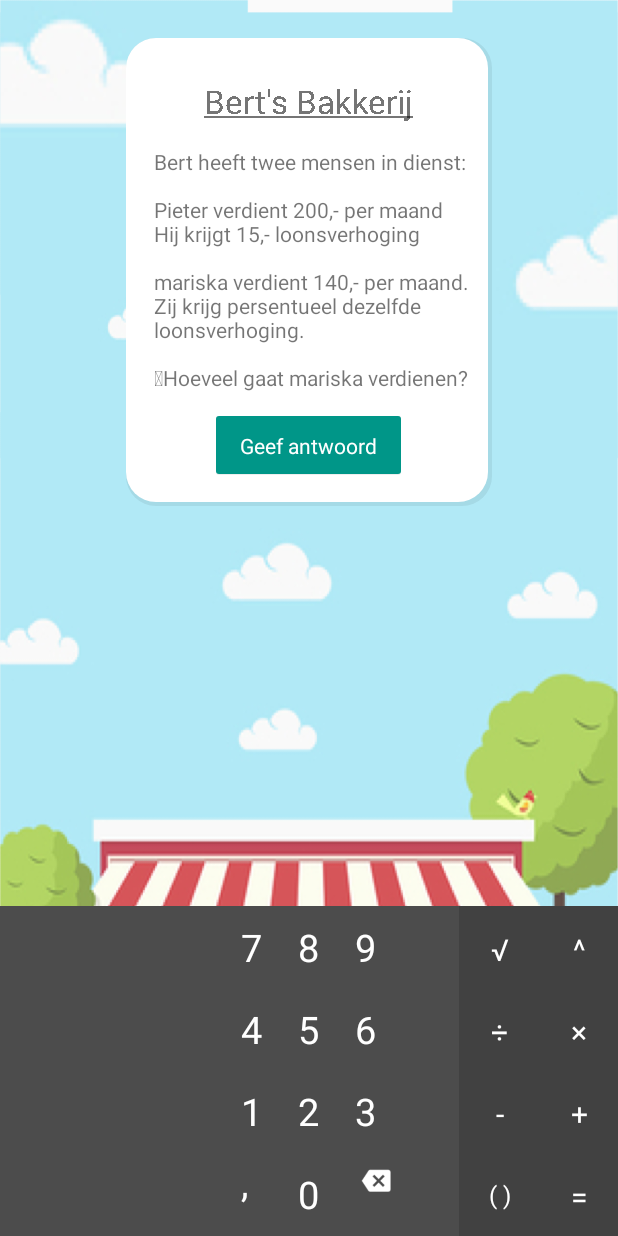
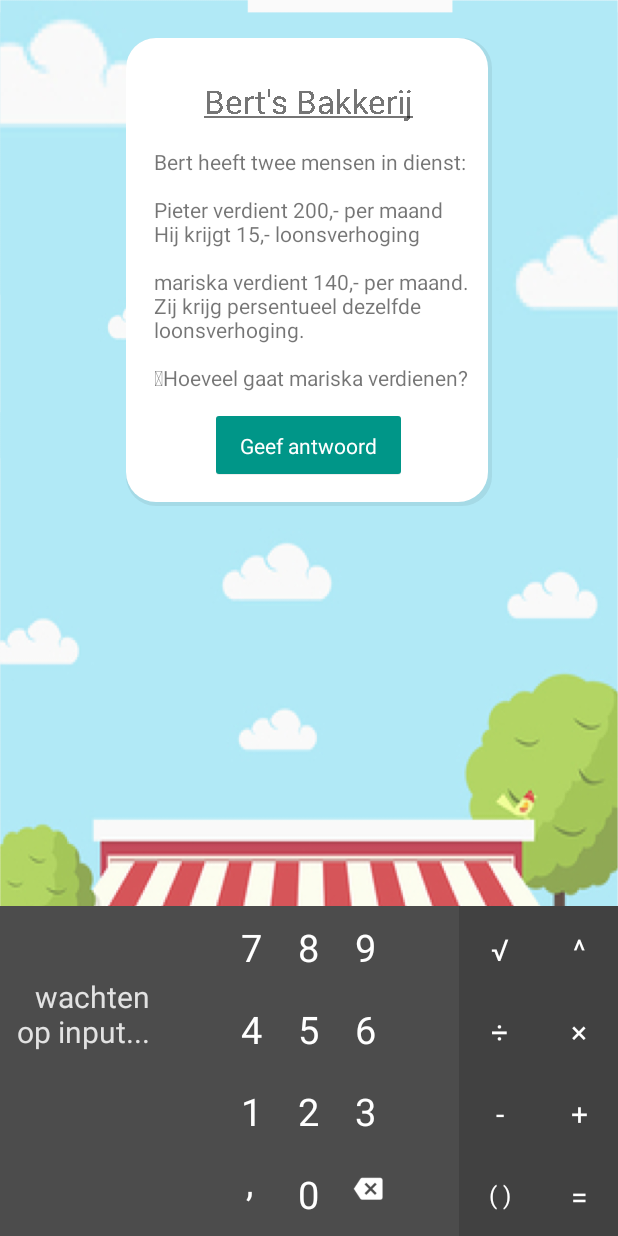
Before and after one commit to ae6680/android, an Android app: the screen it shows after launch (QuestionActivity), on a phone screen of 412 x 824 dp. Run offline under Robolectric (Android 15) with nearby library versions, the phone set to English and light mode, and no system bars; our stand-ins replace ButterKnife; 4 statements that could not run were skipped.

Commit message:
Implement calculating functionality

```diff
--- a/app/build.gradle
+++ b/app/build.gradle
@@ -36,4 +36,5 @@ dependencies {
     compile 'com.sothree.slidinguppanel:library:2.0.4'
     compile 'com.jakewharton:butterknife:6.0.0'
     compile 'com.android.support:recyclerview-v7:21.0.0'
+    compile 'net.objecthunter:exp4j:0.4.4'
 }
--- a/app/src/main/java/com/shinav/mathapp/calculator/CalculatorResult.java
+++ b/app/src/main/java/com/shinav/mathapp/calculator/CalculatorEntry.java
@@ -1,6 +1,6 @@
 package com.shinav.mathapp.calculator;
 
-public class CalculatorResult {
+public class CalculatorEntry {
     public String calculation;
     public String answer;
 }
--- a/app/src/main/java/com/shinav/mathapp/calculator/CalculatorFragment.java
+++ b/app/src/main/java/com/shinav/mathapp/calculator/CalculatorFragment.java
@@ -5,6 +5,7 @@ import android.support.v4.app.Fragment;
 import android.support.v7.widget.LinearLayoutManager;
 import android.support.v7.widget.RecyclerView;
 import android.text.TextUtils;
+import android.util.Log;
 import android.view.LayoutInflater;
 import android.view.View;
 import android.view.ViewGroup;
@@ -12,26 +13,47 @@ import android.widget.TextView;
 
 import com.shinav.mathapp.R;
 
+import net.objecthunter.exp4j.Expression;
+import net.objecthunter.exp4j.ExpressionBuilder;
+
+import java.util.List;
+
 import butterknife.ButterKnife;
 import butterknife.InjectView;
+import butterknife.InjectViews;
 import butterknife.OnClick;
+import butterknife.OnLongClick;
 
 public class CalculatorFragment extends Fragment {
 
-    @InjectView(R.id.numpad_number_0) TextView numpadNumber0;
-    @InjectView(R.id.numpad_number_1) TextView numpadNumber1;
-    @InjectView(R.id.numpad_number_2) TextView numpadNumber2;
-    @InjectView(R.id.numpad_number_3) TextView numpadNumber3;
-    @InjectView(R.id.numpad_number_4) TextView numpadNumber4;
-    @InjectView(R.id.numpad_number_5) TextView numpadNumber5;
-    @InjectView(R.id.numpad_number_6) TextView numpadNumber6;
-    @InjectView(R.id.numpad_number_7) TextView numpadNumber7;
-    @InjectView(R.id.numpad_number_8) TextView numpadNumber8;
-    @InjectView(R.id.numpad_number_9) TextView numpadNumber9;
-
+    private static final String TAG = "CalculatorFragment";
     @InjectView(R.id.calculator_results) RecyclerView calculatorResults;
 
-    private String calculation = "";
+    @InjectViews({
+            R.id.numpad_number_0,
+            R.id.numpad_number_1,
+            R.id.numpad_number_2,
+            R.id.numpad_number_3,
+            R.id.numpad_number_4,
+            R.id.numpad_number_5,
+            R.id.numpad_number_6,
+            R.id.numpad_number_7,
+            R.id.numpad_number_8,
+            R.id.numpad_number_9
+    }) List<TextView> numpadNumberViews;
+
+    @InjectViews({
+            R.id.calculator_options_square_root,
+            R.id.calculator_options_divide,
+            R.id.calculator_options_subtraction,
+            R.id.calculator_options_power_of,
+            R.id.calculator_options_multiply,
+            R.id.calculator_options_addition
+    }) List<TextView> numpadOptionViews;
+
+    private String calculationString = "";
+    private String answer = "";
+    private CalculatorResultsAdapter adapter;
 
     @Override
     public View onCreateView(LayoutInflater inflater, ViewGroup container, Bundle savedInstanceState) {
@@ -40,38 +62,143 @@ public class CalculatorFragment extends Fragment {
         ButterKnife.inject(this, view);
 
         setNumpadNumberClickListeners();
+        setNumpadOptionClickListeners();
 
         initResults();
 
         return view;
     }
 
+    private void setNumpadOptionClickListeners() {
+        for (View view : numpadOptionViews) {
+            view.setOnClickListener(numpadOptionClickListerner);
+        }
+    }
+
     private void setNumpadNumberClickListeners() {
-        numpadNumber0.setOnClickListener(numpadNumberClickListerner);
-        numpadNumber1.setOnClickListener(numpadNumberClickListerner);
-        numpadNumber2.setOnClickListener(numpadNumberClickListerner);
-        numpadNumber3.setOnClickListener(numpadNumberClickListerner);
-        numpadNumber4.setOnClickListener(numpadNumberClickListerner);
-        numpadNumber5.setOnClickListener(numpadNumberClickListerner);
-        numpadNumber6.setOnClickListener(numpadNumberClickListerner);
-        numpadNumber7.setOnClickListener(numpadNumberClickListerner);
-        numpadNumber8.setOnClickListener(numpadNumberClickListerner);
-        numpadNumber9.setOnClickListener(numpadNumberClickListerner);
+        for (View view : numpadNumberViews) {
+            view.setOnClickListener(numpadNumberClickListerner);
+        }
     }
 
     public void initResults() {
+        adapter = new CalculatorResultsAdapter();
         calculatorResults.setLayoutManager(new LinearLayoutManager(getActivity()));
-        calculatorResults.setAdapter(new CalculatorResultsAdapter());
+        calculatorResults.setAdapter(adapter);
+
+        CalculatorEntry calculatorEntry = new CalculatorEntry();
+        calculatorEntry.answer = "wachten op input...";
+        adapter.addItem(calculatorEntry);
     }
 
     public void numberClicked(String text) {
-        calculation += text;
+        calculationString += text;
+        calculate();
+        showResult();
+    }
+
+    private void calculate() {
+        try {
+            String filteredCalculationString = filterCalculation();
+            Expression expression = new ExpressionBuilder(filteredCalculationString).build();
+            String ans = String.valueOf(expression.evaluate());
+
+            String dotSplit = ans.split("\\.")[1];
+            int decimalRange = ans.length() - dotSplit.length() + 3;
+            if (decimalRange < ans.length()) {
+                ans = ans.substring(0, decimalRange);
+            }
+
+            if (ans.endsWith(".0")) {
+                ans = ans.substring(0, ans.length() - 2);
+            }
+
+            answer = ans.replace(".", ",");
+
+        } catch (IllegalArgumentException e) {
+            Log.e(TAG, e.getMessage());
+            answer = "";
+        }
+    }
+
+    private String filterCalculation() {
+        String validCalculation = calculationString
+                .replace("×", "*")
+                .replace("÷", "/")
+                .replace(",", ".");
+
+        int squareIndex = validCalculation.indexOf("√");
+        // Check for square root in calculation.
+        if (squareIndex != -1) {
+
+            String sub = validCalculation.substring(squareIndex+1);
+
+            String[] splits = sub.split(" ");
+
+            String numberBehindSquare = "";
+            if (splits.length > 0) {
+                numberBehindSquare = splits[1];
+            }
+
+            if (numberBehindSquare.isEmpty()) {
+                numberBehindSquare = sub;
+            }
+
+            String newReplace = "sqrt(" + numberBehindSquare + ")";
+            String oldReplace = "√ " + numberBehindSquare;
+
+            validCalculation = validCalculation.replace(oldReplace, newReplace);
+        }
+
+        return validCalculation;
+    }
+
+    private void optionClicked(String text) {
+        String addedText = " " + text + " ";
+
+        if (!calculationString.endsWith("√")) {
+            calculationString += addedText;
+        }
+
+        showResult();
     }
 
     @OnClick(R.id.calculator_options_equals)
     public void onEqualsClicked() {
+        if (!TextUtils.isEmpty(calculationString)) {
+            adapter.addItem(new CalculatorEntry());
+        }
+        calculationString = "";
+        scrollToLast();
+    }
+
+    @OnClick(R.id.numpad_backspace)
+    public void onBackspace() {
+        if (calculationString.length() > 0) {
+
+            int amountToRemove = calculationString.endsWith(" ") ? 3 : 1;
+
+            calculationString = calculationString.substring(0, calculationString.length() - amountToRemove);
+
+            calculate();
+            showResult();
+
+        }
+    }
+
+    @OnLongClick(R.id.numpad_backspace)
+    public boolean onLongBackspace() {
+        calculationString = "";
+        answer = "";
         showResult();
-        scrollToLast();
+
+        return false;
+    }
+
+    @OnClick(R.id.numpad_comma)
+    public void onComma() {
+        calculationString += ",";
+        showResult();
     }
 
     private void scrollToLast() {
@@ -81,27 +208,31 @@ public class CalculatorFragment extends Fragment {
 
     private void showResult() {
 
-        if (!TextUtils.isEmpty(calculation)) {
-            CalculatorResult result = new CalculatorResult();
-            result.answer = calculation;
-            result.calculation = calculation;
+        CalculatorEntry calculatorEntry = new CalculatorEntry();
+        calculatorEntry.answer = answer;
+        calculatorEntry.calculation = calculationString;
 
-            ((CalculatorResultsAdapter) calculatorResults.getAdapter()).addItem(result);
+        adapter.updateLastItem(calculatorEntry);
 
-            calculation = "";
-        }
-
+        scrollToLast();
     }
 
     View.OnClickListener numpadNumberClickListerner = new View.OnClickListener() {
 
         @Override
         public void onClick(View v) {
-            TextView tv = (TextView) v;
-            String text = tv.getText().toString();
-
+            String text = ((TextView) v).getText().toString();
             numberClicked(text);
         }
     };
 
+    View.OnClickListener numpadOptionClickListerner = new View.OnClickListener() {
+
+        @Override
+        public void onClick(View v) {
+            String text = ((TextView) v).getText().toString();
+            optionClicked(text);
+        }
+    };
+
 }
--- a/app/src/main/java/com/shinav/mathapp/calculator/CalculatorResultsAdapter.java
+++ b/app/src/main/java/com/shinav/mathapp/calculator/CalculatorResultsAdapter.java
@@ -16,7 +16,7 @@ import butterknife.InjectView;
 
 public class CalculatorResultsAdapter extends RecyclerView.Adapter<CalculatorResultsAdapter.ViewHolder> {
 
-    private List<CalculatorResult> results = new ArrayList<>();
+    private List<CalculatorEntry> results = new ArrayList<>();
 
     @Override
     public ViewHolder onCreateViewHolder(ViewGroup viewGroup, int i) {
@@ -29,13 +29,13 @@ public class CalculatorResultsAdapter extends RecyclerView.Adapter<CalculatorRes
     @Override
     public void onBindViewHolder(ViewHolder viewHolder, int i) {
 
-        CalculatorResult result = getItem(i);
+        CalculatorEntry result = getItem(i);
 
         viewHolder.calculation.setText(result.calculation);
         viewHolder.answer.setText(result.answer);
     }
 
-    private CalculatorResult getItem(int position) {
+    private CalculatorEntry getItem(int position) {
         return results.get(position);
     }
 
@@ -44,9 +44,19 @@ public class CalculatorResultsAdapter extends RecyclerView.Adapter<CalculatorRes
         return results.size();
     }
 
-    public void addItem(CalculatorResult result) {
+    public void addItem(CalculatorEntry result) {
         this.results.add(result);
         notifyDataSetChanged();
+    }
+
+    public void updateLastItem(CalculatorEntry entry) {
+        if (results.size() > 0) {
+            CalculatorEntry lastItem = getItem(results.size() - 1);
+            lastItem.answer = entry.answer;
+            lastItem.calculation = entry.calculation;
+
+            notifyDataSetChanged();
+        }
     }
 
     public class ViewHolder extends RecyclerView.ViewHolder {
--- a/app/src/main/res/layout/calculator_numpad.xml
+++ b/app/src/main/res/layout/calculator_numpad.xml
@@ -111,14 +111,22 @@
         android:layout_width="wrap_content"
         android:layout_height="wrap_content">
 
+        <LinearLayout
+            android:layout_alignParentStart="true"
+            android:gravity="center_vertical"
+            android:padding="3dp"
+            android:layout_width="wrap_content"
+            android:layout_height="wrap_content">
+
             <TextView
                 android:id="@+id/numpad_comma"
                 android:text=","
                 style="@style/calculator_number"
                 android:layout_marginTop="-8dp"
-            android:layout_alignParentStart="true"
                 android:layout_width="wrap_content"
                 android:layout_height="wrap_content" />
+
+        </LinearLayout>
 
         <TextView
             android:id="@+id/numpad_number_0"
@@ -128,13 +136,21 @@
             android:layout_width="wrap_content"
             android:layout_height="wrap_content" />
 
+        <LinearLayout
+            android:id="@+id/numpad_backspace"
+            android:layout_alignParentEnd="true"
+            android:gravity="center_vertical"
+            android:paddingStart="5dp"
+            android:paddingEnd="5dp"
+            android:layout_width="wrap_content"
+            android:layout_height="wrap_content">
+
             <ImageView
-            android:id="@+id/numpad_backspace"
                 android:src="@drawable/backspace_icon"
-            android:layout_marginTop="-5dp"
-            android:layout_alignParentEnd="true"
                 android:layout_width="20dp"
                 android:layout_height="wrap_content" />
+
+            </LinearLayout>
 
     </RelativeLayout>
 
--- a/app/src/main/res/layout/calculator_options.xml
+++ b/app/src/main/res/layout/calculator_options.xml
@@ -16,6 +16,7 @@
         android:layout_height="match_parent">
 
         <TextView
+            android:id="@+id/calculator_options_square_root"
             style="@style/calculator_options"
             android:layout_weight="1"
             android:text="√"
@@ -23,6 +24,7 @@
             android:layout_height="0dp" />
 
         <TextView
+            android:id="@+id/calculator_options_divide"
             style="@style/calculator_options"
             android:layout_weight="1"
             android:text="÷"
@@ -30,6 +32,7 @@
             android:layout_height="0dp" />
 
         <TextView
+            android:id="@+id/calculator_options_subtraction"
             style="@style/calculator_options"
             android:layout_weight="1"
             android:text="-"
@@ -55,6 +58,7 @@
         android:layout_height="match_parent">
 
         <TextView
+            android:id="@+id/calculator_options_power_of"
             style="@style/calculator_options"
             android:layout_weight="1"
             android:text="^"
@@ -62,6 +66,7 @@
             android:layout_height="0dp" />
 
         <TextView
+            android:id="@+id/calculator_options_multiply"
             style="@style/calculator_options"
             android:layout_weight="1"
             android:text="×"
@@ -69,6 +74,7 @@
             android:layout_height="0dp" />
 
         <TextView
+            android:id="@+id/calculator_options_addition"
             style="@style/calculator_options"
             android:layout_weight="1"
             android:text="+"
--- a/app/src/main/res/layout/calculator_results_item.xml
+++ b/app/src/main/res/layout/calculator_results_item.xml
@@ -9,19 +9,19 @@
     android:layout_height="wrap_content">
 
     <TextView
-        android:text="7,5 × 100 + 1"
         android:id="@+id/results_calculation"
         android:textSize="15sp"
         android:textColor="#F8E71C"
+        android:gravity="end"
         android:layout_marginBottom="2dp"
         android:layout_width="wrap_content"
         android:layout_height="wrap_content" />
 
     <TextView
-        android:text="1,075"
         android:id="@+id/results_calculation_answer"
         android:textSize="20sp"
         android:textColor="#E2E2E2"
+        android:gravity="end"
         android:layout_width="wrap_content"
         android:layout_height="wrap_content" />
 
```
Also changed, not shown: 1 other file. Lines whose indentation alone changed are shown as unchanged.
